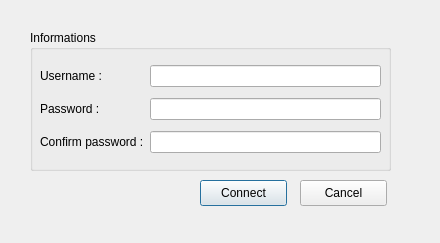
The window that account.ui (karam-ch/tp1c-) describes before a commit, drawn with Qt 5.
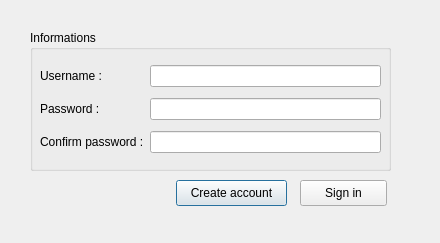
The same window after the commit.

The edit to the form file:
```diff
--- a/account.ui
+++ b/account.ui
@@ -71,14 +71,14 @@
   <widget class="QPushButton" name="pushButton">
    <property name="geometry">
     <rect>
-     <x>200</x>
+     <x>176</x>
      <y>180</y>
-     <width>87</width>
+     <width>111</width>
      <height>26</height>
     </rect>
    </property>
    <property name="text">
-    <string>Connect</string>
+    <string>Create account</string>
    </property>
   </widget>
   <widget class="QPushButton" name="pushButton_2">
@@ -91,7 +91,7 @@
     </rect>
    </property>
    <property name="text">
-    <string>Cancel</string>
+    <string>Sign in</string>
    </property>
   </widget>
  </widget>
```
Left out of the diff: 10 changed lines with no effect on the pictures.
